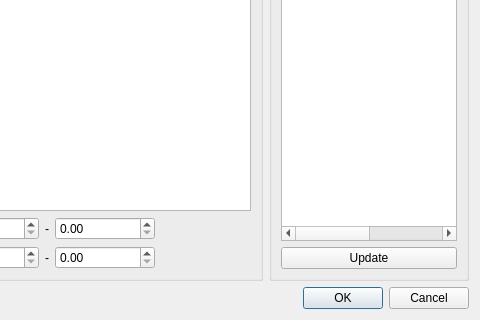
First picture: the form in Graphitty/polyeditview.ui, repository ultradr3mer/Graphitty, before the edit; both pictures show x 124 to 604 and y 147 to 467 of the 604 by 467 pixel window.
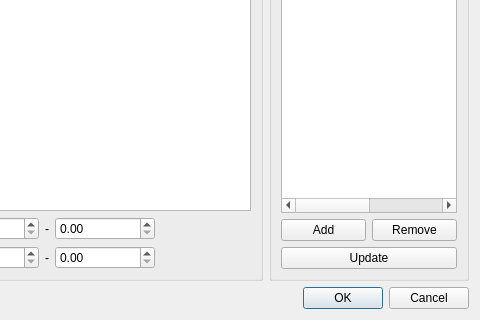
Second picture: the form after the edit. Custom widgets are drawn as their Qt base class.

The edit to the form file:
```diff
--- a/Graphitty/polyeditview.ui
+++ b/Graphitty/polyeditview.ui
@@ -141,7 +141,7 @@
       <string>Points</string>
      </property>
      <layout class="QGridLayout" name="gridLayout_3">
-      <item row="0" column="0">
+      <item row="0" column="0" colspan="2">
        <widget class="QTableWidget" name="tableWidget">
         <property name="minimumSize">
          <size>
@@ -168,7 +168,21 @@
        </widget>
       </item>
       <item row="1" column="0">
-       <widget class="QPushButton" name="udate">
+       <widget class="QPushButton" name="add">
+        <property name="text">
+         <string>Add</string>
+        </property>
+       </widget>
+      </item>
+      <item row="1" column="1">
+       <widget class="QPushButton" name="remove">
+        <property name="text">
+         <string>Remove</string>
+        </property>
+       </widget>
+      </item>
+      <item row="2" column="0" colspan="2">
+       <widget class="QPushButton" name="update">
         <property name="text">
          <string>Update</string>
         </property>
```
